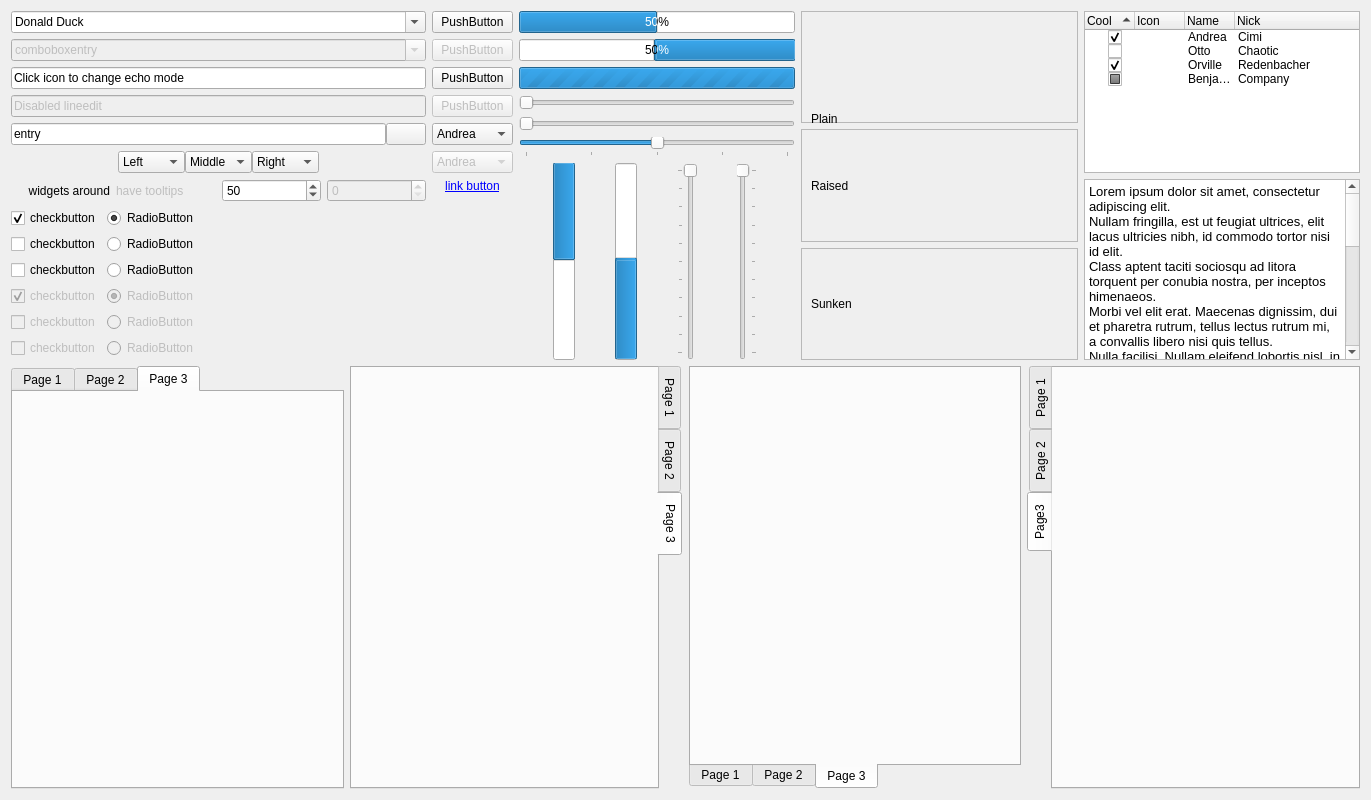
FedoraQt/adwaita-qt, file src/demo/widgetfactory.ui: the form before one commit.
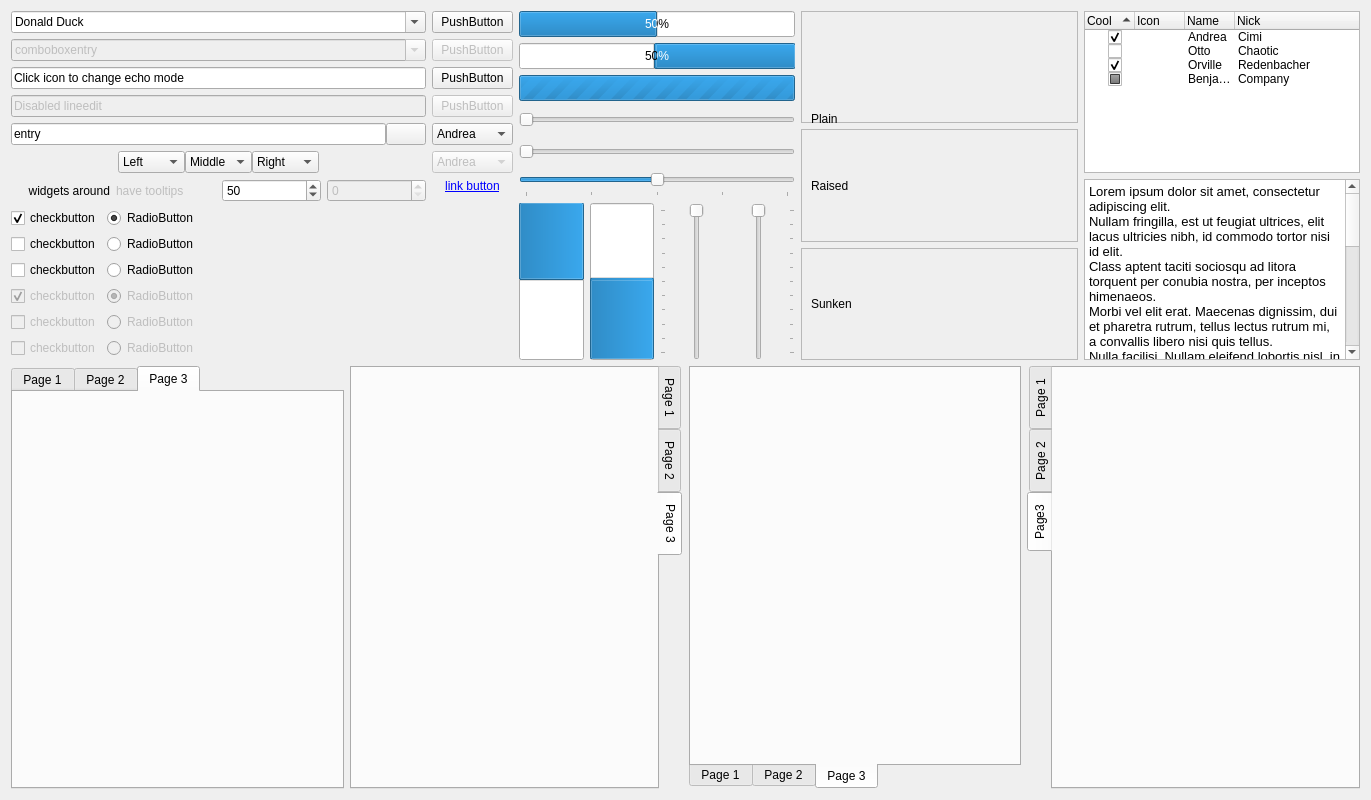
The form after the commit. Icons and pictures are not drawn.

Commit message:
Expand slider containers in demo to check centering
Set size policy to all sliders to `Expanding` so their containers will comsume more space than the slider itself. It should check if sliders are properly centered inside their containers.

Patch:
```diff
--- a/src/demo/widgetfactory.ui
+++ b/src/demo/widgetfactory.ui
@@ -454,9 +454,15 @@
     </widget>
    </item>
    <item row="0" column="2" rowspan="8">
-    <layout class="QVBoxLayout" name="verticalLayout_3">
+    <layout class="QVBoxLayout" name="verticalLayout_3" stretch="1,1,1,1,1,1,6">
      <item>
       <widget class="QProgressBar" name="progressbar_horizontal">
+       <property name="sizePolicy">
+        <sizepolicy hsizetype="Expanding" vsizetype="Expanding">
+         <horstretch>0</horstretch>
+         <verstretch>0</verstretch>
+        </sizepolicy>
+       </property>
        <property name="value">
         <number>50</number>
        </property>
@@ -464,6 +470,12 @@
      </item>
      <item>
       <widget class="QProgressBar" name="progressbar_horizontal2">
+       <property name="sizePolicy">
+        <sizepolicy hsizetype="Expanding" vsizetype="Expanding">
+         <horstretch>0</horstretch>
+         <verstretch>0</verstretch>
+        </sizepolicy>
+       </property>
        <property name="value">
         <number>50</number>
        </property>
@@ -477,6 +489,12 @@
      </item>
      <item>
       <widget class="QProgressBar" name="progressbar_horizontal3">
+       <property name="sizePolicy">
+        <sizepolicy hsizetype="Expanding" vsizetype="Expanding">
+         <horstretch>0</horstretch>
+         <verstretch>0</verstretch>
+        </sizepolicy>
+       </property>
        <property name="minimum">
         <number>0</number>
        </property>
@@ -496,6 +514,12 @@
      </item>
      <item>
       <widget class="QSlider" name="horizontalslider">
+       <property name="sizePolicy">
+        <sizepolicy hsizetype="Expanding" vsizetype="Expanding">
+         <horstretch>0</horstretch>
+         <verstretch>0</verstretch>
+        </sizepolicy>
+       </property>
        <property name="maximum">
         <number>100</number>
        </property>
@@ -509,6 +533,12 @@
        <property name="enabled">
         <bool>false</bool>
        </property>
+       <property name="sizePolicy">
+        <sizepolicy hsizetype="Expanding" vsizetype="Expanding">
+         <horstretch>0</horstretch>
+         <verstretch>0</verstretch>
+        </sizepolicy>
+       </property>
        <property name="maximum">
         <number>100</number>
        </property>
@@ -522,6 +552,12 @@
      </item>
      <item>
       <widget class="QSlider" name="horizontalslider3">
+       <property name="sizePolicy">
+        <sizepolicy hsizetype="Expanding" vsizetype="Expanding">
+         <horstretch>0</horstretch>
+         <verstretch>0</verstretch>
+        </sizepolicy>
+       </property>
        <property name="maximum">
         <number>100</number>
        </property>
@@ -549,6 +585,12 @@
       <layout class="QHBoxLayout" name="horizontalLayout_11">
        <item>
         <widget class="QProgressBar" name="progressbar_vertical">
+         <property name="sizePolicy">
+          <sizepolicy hsizetype="Expanding" vsizetype="Expanding">
+           <horstretch>0</horstretch>
+           <verstretch>0</verstretch>
+          </sizepolicy>
+         </property>
          <property name="value">
           <number>50</number>
          </property>
@@ -562,6 +604,12 @@
        </item>
        <item>
         <widget class="QProgressBar" name="progressbar_vertical2">
+         <property name="sizePolicy">
+          <sizepolicy hsizetype="Expanding" vsizetype="Expanding">
+           <horstretch>0</horstretch>
+           <verstretch>0</verstretch>
+          </sizepolicy>
+         </property>
          <property name="value">
           <number>50</number>
          </property>
@@ -575,6 +623,12 @@
        </item>
        <item>
         <widget class="QSlider" name="verticalslider">
+         <property name="sizePolicy">
+          <sizepolicy hsizetype="Expanding" vsizetype="Expanding">
+           <horstretch>0</horstretch>
+           <verstretch>0</verstretch>
+          </sizepolicy>
+         </property>
          <property name="maximum">
           <number>100</number>
          </property>
@@ -594,6 +648,12 @@
          <property name="enabled">
           <bool>false</bool>
          </property>
+         <property name="sizePolicy">
+          <sizepolicy hsizetype="Expanding" vsizetype="Expanding">
+           <horstretch>0</horstretch>
+           <verstretch>0</verstretch>
+          </sizepolicy>
+         </property>
          <property name="maximum">
           <number>100</number>
          </property>
```
